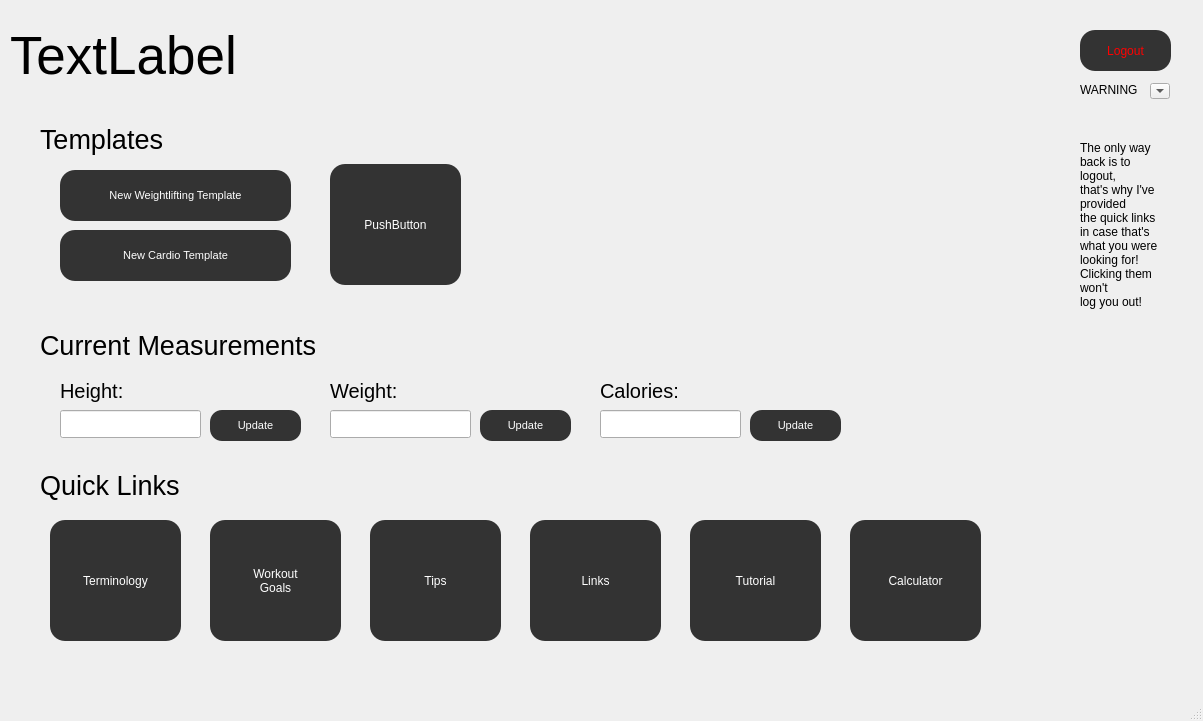
amroomargit/Forge, file code/usermainmenu.ui: the form before one commit.
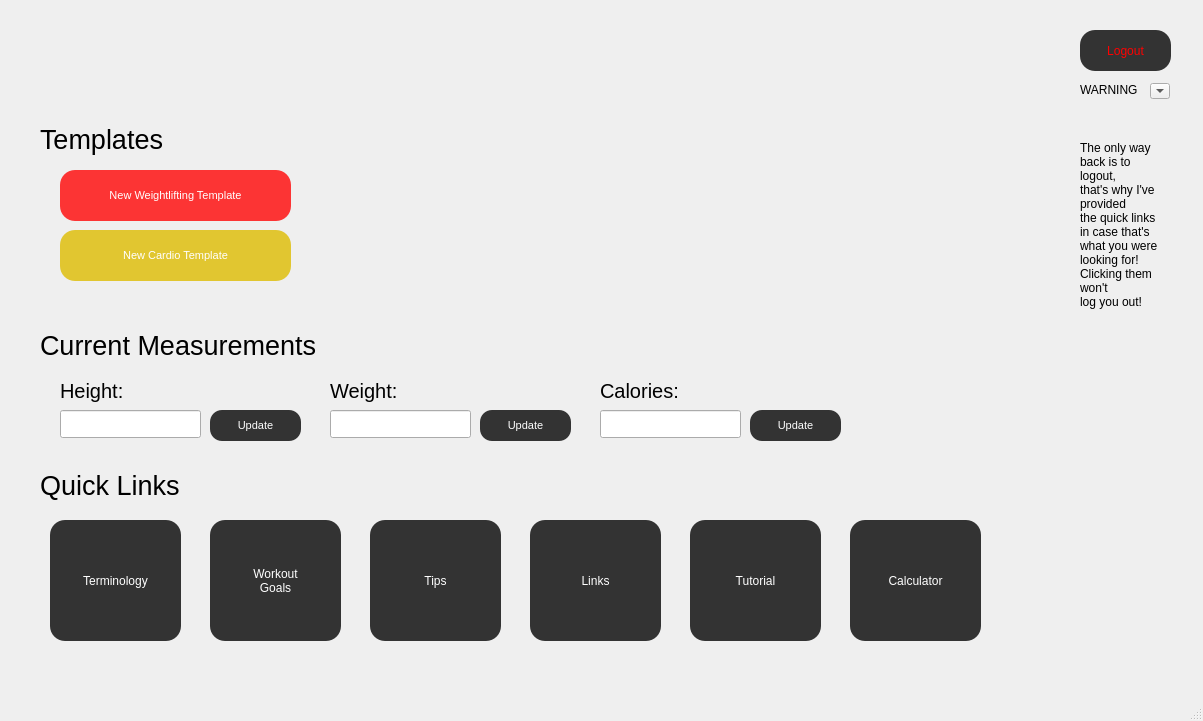
The form after the commit. Icons and pictures are not drawn.

Patch:
```diff
--- a/code/usermainmenu.ui
+++ b/code/usermainmenu.ui
@@ -33,7 +33,7 @@
      </font>
     </property>
     <property name="text">
-     <string>TextLabel</string>
+     <string/>
     </property>
    </widget>
    <widget class="QLabel" name="templatesLabel">
@@ -78,25 +78,6 @@
      <string>Logout</string>
     </property>
    </widget>
-   <widget class="QPushButton" name="pushButton">
-    <property name="geometry">
-     <rect>
-      <x>330</x>
-      <y>164</y>
-      <width>131</width>
-      <height>121</height>
-     </rect>
-    </property>
-    <property name="styleSheet">
-     <string notr="true">background-color: #333333;
-color: white;
-border-radius: 15px;
-padding: 10px 20px;</string>
-    </property>
-    <property name="text">
-     <string>PushButton</string>
-    </property>
-   </widget>
    <widget class="QPushButton" name="newWLTLabel">
     <property name="geometry">
      <rect>
@@ -112,10 +93,11 @@
      </font>
     </property>
     <property name="styleSheet">
-     <string notr="true">background-color: #333333;
+     <string notr="true">background-color: rgba(255, 0, 0, 200);
 color: white;
 border-radius: 15px;
-padding: 10px 20px;</string>
+padding: 10px 20px;
+</string>
     </property>
     <property name="text">
      <string>New Weightlifting Template</string>
@@ -136,7 +118,7 @@
      </font>
     </property>
     <property name="styleSheet">
-     <string notr="true">background-color: #333333;
+     <string notr="true">background-color: rgba(221, 188, 0, 0.8);
 color: white;
 border-radius: 15px;
 padding: 10px 20px;</string>
```
